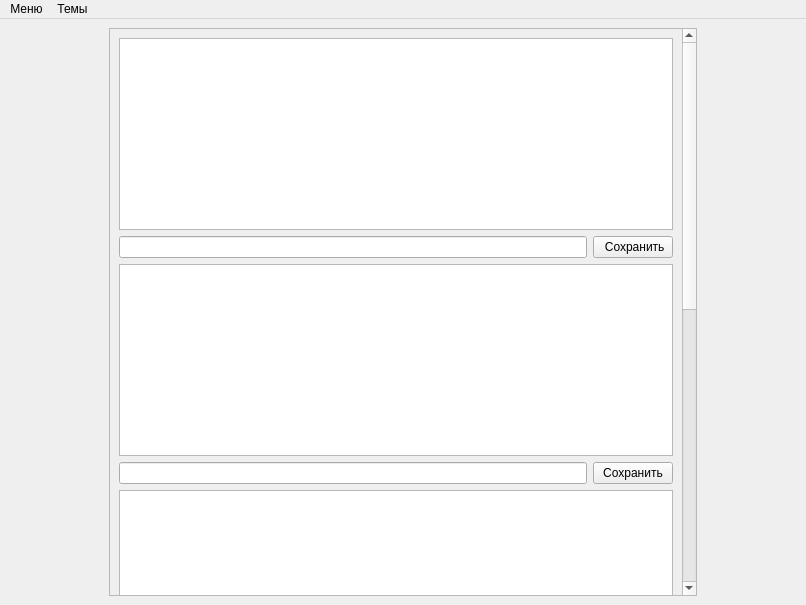
Above: Data/Ui_files/Practice.ui from Dianats34559/Double-E before the change. Below: the same form after it.
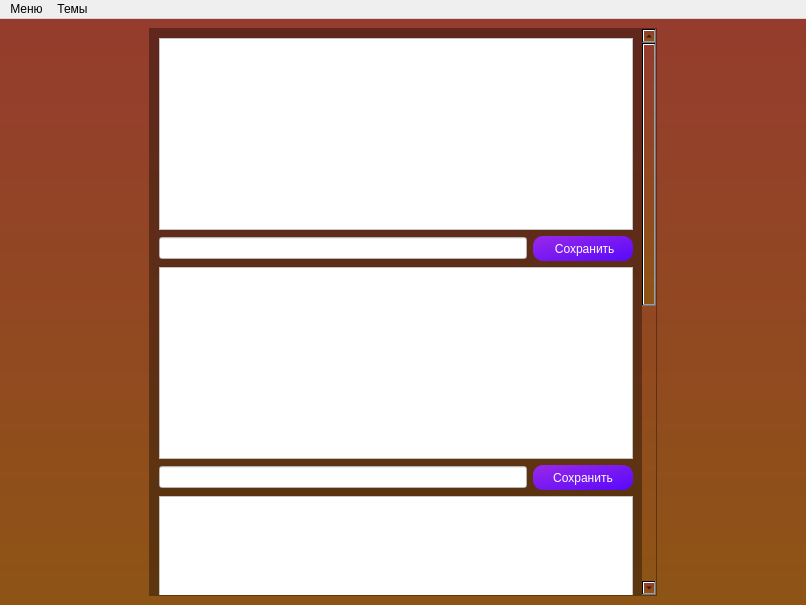
That is the form after the change.

Diff of the .ui file:
```diff
--- a/Data/Ui_files/Practice.ui
+++ b/Data/Ui_files/Practice.ui
@@ -14,6 +14,9 @@
    <string>MainWindow</string>
   </property>
   <widget class="QWidget" name="centralwidget">
+   <property name="styleSheet">
+    <string notr="true">background-color: qlineargradient(spread:pad, x1:1, y1:1, x2:1, y2:0, stop:0 rgba(142, 84, 21, 255), stop:1 rgba(149, 60, 46, 255));</string>
+   </property>
    <layout class="QHBoxLayout" name="horizontalLayout">
     <item>
      <spacer name="horizontalSpacer">
@@ -31,10 +34,29 @@
       </property>
      </spacer>
     </item>
+    <item>
+     <spacer name="horizontalSpacer_2">
+      <property name="orientation">
+       <enum>Qt::Horizontal</enum>
+      </property>
+      <property name="sizeType">
+       <enum>QSizePolicy::Fixed</enum>
+      </property>
+      <property name="sizeHint" stdset="0">
+       <size>
+        <width>40</width>
+        <height>20</height>
+       </size>
+      </property>
+     </spacer>
+    </item>
     <item>
      <layout class="QVBoxLayout" name="verticalLayout">
       <item>
        <widget class="QScrollArea" name="scrollArea">
+        <property name="styleSheet">
+         <string notr="true">background-color: rgba(0, 0, 0, 50);</string>
+        </property>
         <property name="widgetResizable">
          <bool>true</bool>
         </property>
@@ -43,8 +65,8 @@
           <rect>
            <x>0</x>
            <y>0</y>
-           <width>545</width>
-           <height>1195</height>
+           <width>451</width>
+           <height>1180</height>
           </rect>
          </property>
          <layout class="QVBoxLayout" name="verticalLayout_2">
@@ -62,6 +84,9 @@
               <height>100</height>
              </size>
             </property>
+            <property name="styleSheet">
+             <string notr="true">background-color: rgb(255, 255, 255);</string>
+            </property>
             <property name="html">
              <string>&lt;!DOCTYPE HTML PUBLIC &quot;-//W3C//DTD HTML 4.0//EN&quot; &quot;http://www.w3.org/TR/REC-html40/strict.dtd&quot;&gt;
 &lt;html&gt;&lt;head&gt;&lt;meta name=&quot;qrichtext&quot; content=&quot;1&quot; /&gt;&lt;style type=&quot;text/css&quot;&gt;
@@ -74,10 +99,25 @@
           <item>
            <layout class="QHBoxLayout" name="horizontalLayout_2">
             <item>
-             <widget class="QLineEdit" name="answer1"/>
+             <widget class="QLineEdit" name="answer1">
+              <property name="styleSheet">
+               <string notr="true">background-color: rgb(255, 255, 255);</string>
+              </property>
+             </widget>
             </item>
             <item>
              <widget class="QPushButton" name="save1">
+              <property name="minimumSize">
+               <size>
+                <width>100</width>
+                <height>25</height>
+               </size>
+              </property>
+              <property name="styleSheet">
+               <string notr="true">background-color: qlineargradient(spread:pad, x1:0, y1:0, x2:1, y2:1, stop:0 rgba(153, 41, 234, 255), stop:1 rgba(88, 8, 251, 255));
+color: rgb(255, 255, 255);
+border-radius: 10px;</string>
+              </property>
               <property name="text">
                <string> Сохранить</string>
               </property>
@@ -93,6 +133,9 @@
               <verstretch>0</verstretch>
              </sizepolicy>
             </property>
+            <property name="styleSheet">
+             <string notr="true">background-color: rgb(255, 255, 255);</string>
+            </property>
             <property name="html">
              <string>&lt;!DOCTYPE HTML PUBLIC &quot;-//W3C//DTD HTML 4.0//EN&quot; &quot;http://www.w3.org/TR/REC-html40/strict.dtd&quot;&gt;
 &lt;html&gt;&lt;head&gt;&lt;meta name=&quot;qrichtext&quot; content=&quot;1&quot; /&gt;&lt;style type=&quot;text/css&quot;&gt;
@@ -105,10 +148,25 @@
           <item>
            <layout class="QHBoxLayout" name="horizontalLayout_3">
             <item>
-             <widget class="QLineEdit" name="answer2"/>
+             <widget class="QLineEdit" name="answer2">
+              <property name="styleSheet">
+               <string notr="true">background-color: rgb(255, 255, 255);</string>
+              </property>
+             </widget>
             </item>
             <item>
              <widget class="QPushButton" name="save2">
+              <property name="minimumSize">
+               <size>
+                <width>100</width>
+                <height>25</height>
+               </size>
+              </property>
+              <property name="styleSheet">
+               <string notr="true">background-color: qlineargradient(spread:pad, x1:0, y1:0, x2:1, y2:1, stop:0 rgba(153, 41, 234, 255), stop:1 rgba(88, 8, 251, 255));
+color: rgb(255, 255, 255);
+border-radius: 10px;</string>
+              </property>
               <property name="text">
                <string>Сохранить</string>
               </property>
@@ -124,15 +182,33 @@
               <verstretch>0</verstretch>
              </sizepolicy>
             </property>
+            <property name="styleSheet">
+             <string notr="true">background-color: rgb(255, 255, 255);</string>
+            </property>
            </widget>
           </item>
           <item>
            <layout class="QHBoxLayout" name="horizontalLayout_4">
             <item>
-             <widget class="QLineEdit" name="answer3"/>
+             <widget class="QLineEdit" name="answer3">
+              <property name="styleSheet">
+               <string notr="true">background-color: rgb(255, 255, 255);</string>
+              </property>
+             </widget>
             </item>
             <item>
              <widget class="QPushButton" name="save3">
+              <property name="minimumSize">
+               <size>
+                <width>100</width>
+                <height>25</height>
+               </size>
+              </property>
+              <property name="styleSheet">
+               <string notr="true">background-color: qlineargradient(spread:pad, x1:0, y1:0, x2:1, y2:1, stop:0 rgba(153, 41, 234, 255), stop:1 rgba(88, 8, 251, 255));
+color: rgb(255, 255, 255);
+border-radius: 10px;</string>
+              </property>
               <property name="text">
                <string>Сохранить</string>
               </property>
@@ -148,15 +224,33 @@
               <verstretch>0</verstretch>
              </sizepolicy>
             </property>
+            <property name="styleSheet">
+             <string notr="true">background-color: rgb(255, 255, 255);</string>
+            </property>
            </widget>
           </item>
           <item>
            <layout class="QHBoxLayout" name="horizontalLayout_5">
             <item>
-             <widget class="QLineEdit" name="answer4"/>
+             <widget class="QLineEdit" name="answer4">
+              <property name="styleSheet">
+               <string notr="true">background-color: rgb(255, 255, 255);</string>
+              </property>
+             </widget>
             </item>
             <item>
              <widget class="QPushButton" name="save4">
+              <property name="minimumSize">
+               <size>
+                <width>100</width>
+                <height>25</height>
+               </size>
+              </property>
+              <property name="styleSheet">
+               <string notr="true">background-color: qlineargradient(spread:pad, x1:0, y1:0, x2:1, y2:1, stop:0 rgba(153, 41, 234, 255), stop:1 rgba(88, 8, 251, 255));
+color: rgb(255, 255, 255);
+border-radius: 10px;</string>
+              </property>
               <property name="text">
                <string>Сохранить</string>
               </property>
@@ -172,15 +266,33 @@
               <verstretch>0</verstretch>
              </sizepolicy>
             </property>
+            <property name="styleSheet">
+             <string notr="true">background-color: rgb(255, 255, 255);</string>
+            </property>
            </widget>
           </item>
           <item>
            <layout class="QHBoxLayout" name="horizontalLayout_6">
             <item>
-             <widget class="QLineEdit" name="answer5"/>
+             <widget class="QLineEdit" name="answer5">
+              <property name="styleSheet">
+               <string notr="true">background-color: rgb(255, 255, 255);</string>
+              </property>
+             </widget>
             </item>
             <item>
              <widget class="QPushButton" name="save5">
+              <property name="minimumSize">
+               <size>
+                <width>100</width>
+                <height>25</height>
+               </size>
+              </property>
+              <property name="styleSheet">
+               <string notr="true">background-color: qlineargradient(spread:pad, x1:0, y1:0, x2:1, y2:1, stop:0 rgba(153, 41, 234, 255), stop:1 rgba(88, 8, 251, 255));
+color: rgb(255, 255, 255);
+border-radius: 10px;</string>
+              </property>
               <property name="text">
                <string>Сохранить</string>
               </property>
@@ -194,6 +306,22 @@
       </item>
      </layout>
     </item>
+    <item>
+     <spacer name="horizontalSpacer_3">
+      <property name="orientation">
+       <enum>Qt::Horizontal</enum>
+      </property>
+      <property name="sizeType">
+       <enum>QSizePolicy::Fixed</enum>
+      </property>
+      <property name="sizeHint" stdset="0">
+       <size>
+        <width>40</width>
+        <height>20</height>
+       </size>
+      </property>
+     </spacer>
+    </item>
     <item>
      <spacer name="horizontalSpacer_4">
       <property name="orientation">
```
